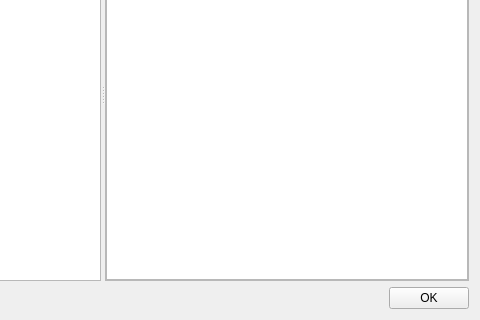
Before: the Qt Designer form profiles/ui/profilemanager.ui in boundlessgeo/qgis-profiles-plugin, drawn with Qt 5; both pictures show x 272 to 752 and y 104 to 424 of the 752 by 424 pixel window.
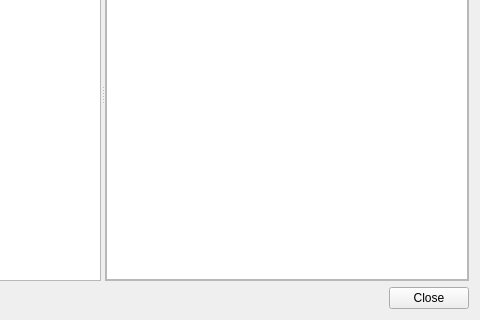
After: the same form once the commit is applied.

Commit message: changed OK button caption

The edit to the form file:
```diff
--- a/profiles/ui/profilemanager.ui
+++ b/profiles/ui/profilemanager.ui
@@ -78,7 +78,7 @@
      <item>
       <widget class="QPushButton" name="okButton">
        <property name="text">
-        <string>OK</string>
+        <string>Close</string>
        </property>
       </widget>
      </item>
```
